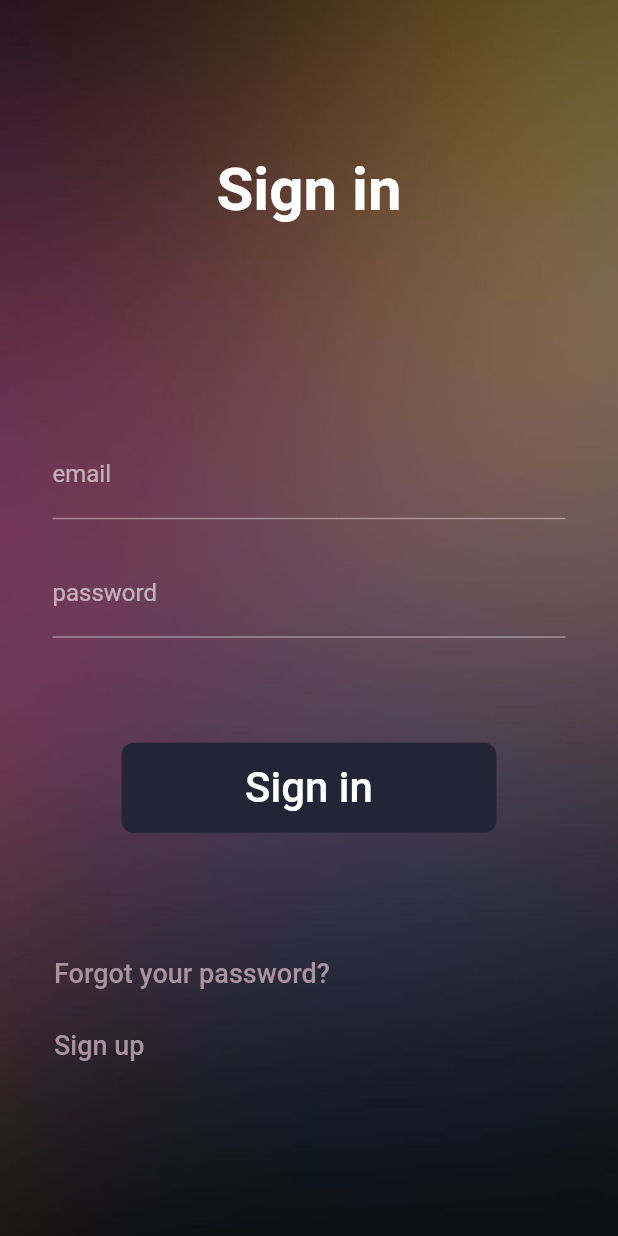
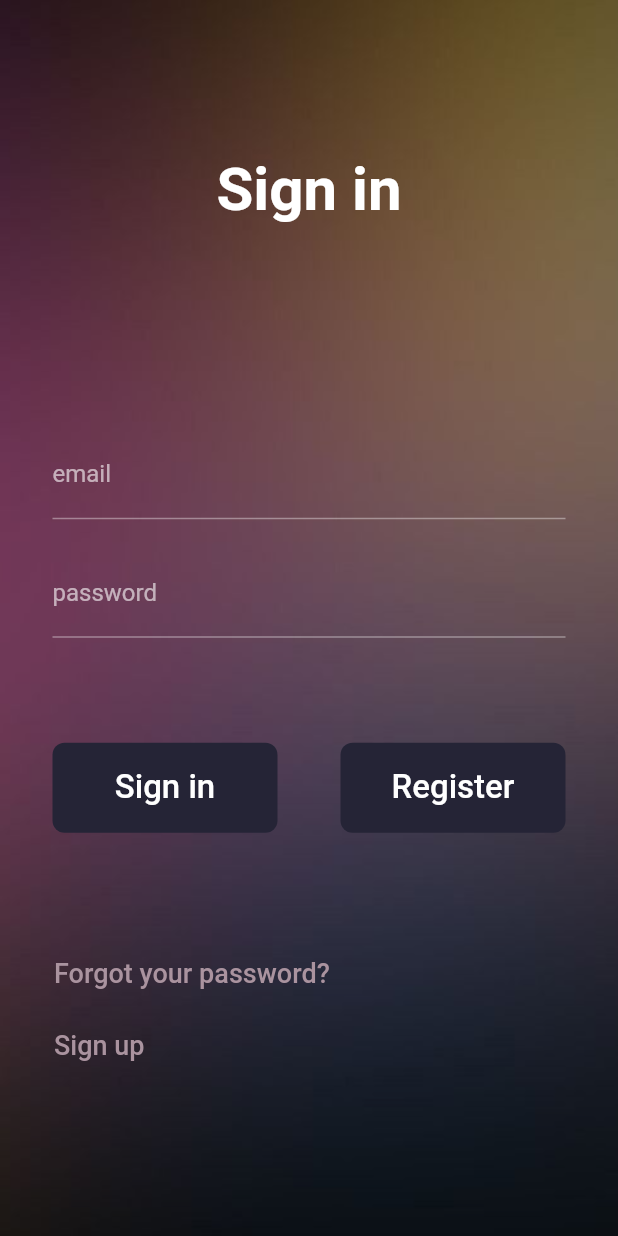
Before and after one commit to JamieThomson97/note_taking_flutter, a Flutter app: the screen it shows after launch, after a tap on "Sign in", on a phone screen of 412 x 824 dp. Run offline on Flutter 3.47's test engine with Material 2 defaults, Android fonts, the phone set to English and light mode, and no system bars; our stand-ins replace bloc, dartz, firebase_auth, firebase_core, flutter_bloc, freezed_annotation and 3 more; accounts and stored records are empty; generated files the repository leaves out were written again; Roboto replaces fonts that are missing (Proza Libre).

Commit message:
some of the sign in logic

```diff
--- a/lib/application/auth/sign_in_form/bloc/sign_in_form_bloc.dart
+++ b/lib/application/auth/sign_in_form/bloc/sign_in_form_bloc.dart
@@ -15,7 +15,6 @@ part 'sign_in_form_bloc.freezed.dart';
 
 @injectable
 class SignInFormBloc extends Bloc<SignInFormEvent, SignInFormState> {
-
   final IAuthentication _authentication;
 
   SignInFormBloc(this._authentication) : super(SignInFormState.initial());
@@ -23,44 +22,49 @@ class SignInFormBloc extends Bloc<SignInFormEvent, SignInFormState> {
   @override
   Stream<SignInFormState> mapEventToState(SignInFormEvent event) async* {
     yield* event.map(
-      started: null,
       emailChanged: (e) async* {
-        yield state.copyWith(emailAddress: EmailAddress(e.emailAddress), authResponse: none());
+        yield state.copyWith(
+            emailAddress: EmailAddress(e.emailAddress), authResponse: none());
       },
-
       passwordChanged: (e) async* {
-        yield state.copyWith(password: Password(e.password), authResponse: none());
+        yield state.copyWith(
+            password: Password(e.password), authResponse: none());
       },
-
       registerWithEmailAndPasswordPressed: (e) async* {
         yield* _loginOrRegister(_authentication.registerWithEmailAndPassword);
       },
-
       signInWithEmailAndPasswordPressed: (e) async* {
         yield* _loginOrRegister(_authentication.signInWithEmailAndPassword);
       },
-
       signInWithGooglePressed: (e) => signInWithGooglePressed(e),
+      started: (_Started value) {
+        return null;
+      },
     );
   }
 
-  Stream<SignInFormState> _loginOrRegister(Future<Either<AuthFailure, Unit>> Function(EmailAddress email, Password password) authCall) async* {
-
+  Stream<SignInFormState> _loginOrRegister(
+      Future<Either<AuthFailure, Unit>> Function(
+              EmailAddress email, Password password)
+          authCall) async* {
     Either<AuthFailure, Unit> authResponse;
 
-    if(state.emailAddress.isValid() && state.password.isValid()){
-
+    if (state.emailAddress.isValid() && state.password.isValid()) {
       yield state.copyWith(isSubmitting: true, authResponse: none());
       authResponse = await authCall(state.emailAddress, state.password);
     }
 
-    yield state.copyWith(showErrorMessages: true, authResponse: optionOf(authResponse), isSubmitting: false);
+    yield state.copyWith(
+        showErrorMessages: true,
+        authResponse: optionOf(authResponse),
+        isSubmitting: false);
   }
 
-  Stream<SignInFormState> signInWithGooglePressed(SignInWithGooglePressed e) async* {
-
+  Stream<SignInFormState> signInWithGooglePressed(
+      SignInWithGooglePressed e) async* {
     yield state.copyWith(isSubmitting: true, authResponse: none());
     final failureOrSuccess = await _authentication.signInWithGoogle();
-    yield state.copyWith(isSubmitting: false, authResponse: some(failureOrSuccess));
+    yield state.copyWith(
+        isSubmitting: false, authResponse: some(failureOrSuccess));
   }
 }
--- a/lib/domain/auth/failures.dart
+++ b/lib/domain/auth/failures.dart
@@ -5,7 +5,6 @@ part 'failures.freezed.dart';
 
 @freezed
 abstract class ValueFailure<T> with _$ValueFailure<T> {
-
   const factory ValueFailure.invalidEmail({
     @required T failedValue,
   }) = InvalidEmail<T>;
@@ -14,6 +13,9 @@ abstract class ValueFailure<T> with _$ValueFailure<T> {
     @required T failedValue,
   }) = ShortPassword<T>;
 
+  const factory ValueFailure.initial({
+    @required T failedValue,
+  }) = Initial<T>;
 }
 
 @freezed
--- a/lib/domain/core/value_validators.dart
+++ b/lib/domain/core/value_validators.dart
@@ -1,26 +1,27 @@
-
 import 'package:dartz/dartz.dart';
 import '../auth/failures.dart';
 
-class ValueValidators{
-
-  static Either<ValueFailure<String>, String> validateEmailAddress(String input) {
+class ValueValidators {
+  static Either<ValueFailure<String>, String> validateEmailAddress(
+      String input) {
     const emailRegex =
         r"""^[a-zA-Z0-9.a-zA-Z0-9.!#$%&'*+-/=?^_`{|}~]+@[a-zA-Z0-9]+\.[a-zA-Z]+""";
     if (RegExp(emailRegex).hasMatch(input)) {
       return right(input);
-    } else {
+    } else if (input == '' || input.isEmpty)
+      return left(ValueFailure.initial(failedValue: input));
+    else {
       return left(ValueFailure.invalidEmail(failedValue: input));
     }
   }
 
   static Either<ValueFailure<String>, String> validatePassword(String input) {
-
     if (input.length >= 6) {
       return right(input);
-    } else {
+    } else if (input == '' || input.isEmpty)
+      return left(ValueFailure.initial(failedValue: input));
+    else {
       return left(ValueFailure.shortPassword(failedValue: input));
     }
   }
-
 }
--- a/lib/main.dart
+++ b/lib/main.dart
@@ -5,6 +5,7 @@ import 'package:note_taking_flutter/injection.dart';
 
 import 'presentation/core/app.dart';
 
+// ignore: avoid_void_async
 void main() async {
   configureInjection(Environment.dev);
   WidgetsFlutterBinding.ensureInitialized();
--- a/lib/presentation/sign_in/sign_in_page.dart
+++ b/lib/presentation/sign_in/sign_in_page.dart
@@ -26,9 +26,11 @@ class SignInPage extends StatelessWidget {
                 fontWeight: FontWeight.w600,
               )),
           const Spacer(flex: 4),
-          BlocProvider(
-            create: (context) => getIt<SignInFormBloc>(),
-            child: SignInForm(),
+          Center(
+            child: BlocProvider(
+              create: (context) => getIt<SignInFormBloc>(),
+              child: SignInForm(),
+            ),
           ),
           const SizedBox(
             height: 70,
--- a/lib/presentation/sign_in/widgets/sign_in_form.dart
+++ b/lib/presentation/sign_in/widgets/sign_in_form.dart
@@ -8,28 +8,79 @@ class SignInForm extends StatelessWidget {
   Widget build(BuildContext context) {
     return BlocConsumer<SignInFormBloc, SignInFormState>(
       listener: (context, state) {
-        // TODO: implement listener
+        state.authResponse.fold(
+          () {},
+          (either) => either.fold(
+            (l) {
+              Flushbar
+            },
+            (r) {},
+          ),
+        );
       },
       builder: (context, state) {
         return Container(
           padding: const EdgeInsets.fromLTRB(35, 0, 35, 0),
           child: Form(
+            autovalidateMode: AutovalidateMode.always,
             child: Column(
               children: [
                 TextFormField(
                   decoration: const InputDecoration(labelText: 'email'),
+                  onChanged: (value) => {
+                    if (value.isNotEmpty)
+                      context
+                          .read<SignInFormBloc>()
+                          .add(SignInFormEvent.emailChanged(value))
+                  },
+                  validator: (_) => context
+                      .read<SignInFormBloc>()
+                      .state
+                      .emailAddress
+                      .value
+                      .fold(
+                          (l) => l.maybeMap(
+                                invalidEmail: (_) => 'invalid email',
+                                orElse: () => null,
+                              ),
+                          (_) => null),
                 ),
                 const SizedBox(height: 20),
                 TextFormField(
                   obscureText: true,
                   decoration: const InputDecoration(labelText: 'password'),
+                  onChanged: (value) => {
+                    if (value.isNotEmpty)
+                      context
+                          .read<SignInFormBloc>()
+                          .add(SignInFormEvent.passwordChanged(value))
+                  },
+                  validator: (_) => context
+                      .read<SignInFormBloc>()
+                      .state
+                      .emailAddress
+                      .value
+                      .fold(
+                          (l) => l.maybeMap(
+                                shortPassword: (_) => 'invalid password',
+                                orElse: () => null,
+                              ),
+                          (_) => null),
                 ),
                 const SizedBox(height: 70),
+                Center(
+                  child: Row(
+                    children: [
                       ButtonTheme(
-                  minWidth: 250,
+                        minWidth: 150,
                         height: 60,
                         child: FlatButton(
-                    onPressed: () => {},
+                          onPressed: () => {
+                            context.read<SignInFormBloc>().add(
+                                  const SignInFormEvent
+                                      .signInWithEmailAndPasswordPressed(),
+                                )
+                          },
                           padding: const EdgeInsets.fromLTRB(20, 5, 20, 5),
                           color: const Color.fromRGBO(37, 36, 54, 1),
                           shape: RoundedRectangleBorder(
@@ -38,9 +89,36 @@ class SignInForm extends StatelessWidget {
                           child: const Text(
                             "Sign in",
                             style: TextStyle(
-                        fontSize: 28,
+                              fontSize: 22,
                             ),
                           ),
+                        ),
+                      ),
+                      const Spacer(),
+                      ButtonTheme(
+                        minWidth: 150,
+                        height: 60,
+                        child: FlatButton(
+                          onPressed: () => {
+                            context.read<SignInFormBloc>().add(
+                                  const SignInFormEvent
+                                      .registerWithEmailAndPasswordPressed(),
+                                )
+                          },
+                          padding: const EdgeInsets.fromLTRB(20, 5, 20, 5),
+                          color: const Color.fromRGBO(37, 36, 54, 1),
+                          shape: RoundedRectangleBorder(
+                            borderRadius: BorderRadius.circular(8.0),
+                          ),
+                          child: const Text(
+                            "Register",
+                            style: TextStyle(
+                              fontSize: 22,
+                            ),
+                          ),
+                        ),
+                      ),
+                    ],
                   ),
                 ),
               ],
```
Also changed, not shown: lib/domain/auth/failures.freezed.dart. Lines whose indentation alone changed are shown as unchanged.
